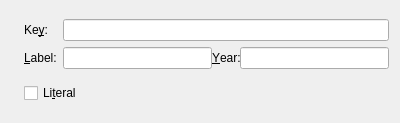
cburschka/lyx, file src/frontends/qt4/ui/BibitemUi.ui: the form before one commit.
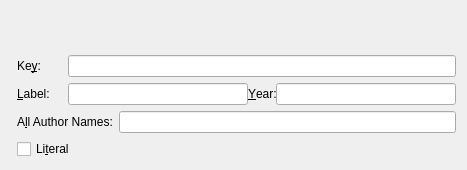
The form after the commit.

Commit message:
Amend 3615a6a75bfe7b
Natbib provides separation of abbreviated and full author list also
beyond BibTeX

Patch:
```diff
--- a/src/frontends/qt4/ui/BibitemUi.ui
+++ b/src/frontends/qt4/ui/BibitemUi.ui
@@ -6,22 +6,22 @@
    <rect>
     <x>0</x>
     <y>0</y>
-    <width>400</width>
-    <height>123</height>
+    <width>467</width>
+    <height>170</height>
    </rect>
   </property>
   <property name="windowTitle">
    <string/>
   </property>
   <layout class="QGridLayout" name="gridLayout_2">
-   <item row="0" column="0">
+   <item row="0" column="0" rowspan="2" colspan="2">
     <widget class="QLabel" name="label">
      <property name="text">
       <string/>
      </property>
     </widget>
    </item>
-   <item row="0" column="1">
+   <item row="1" column="1">
     <layout class="QGridLayout" name="gridLayout">
      <item row="0" column="0">
       <widget class="QLabel" name="keyLA">
@@ -36,7 +36,7 @@
        </property>
       </widget>
      </item>
-     <item row="0" column="1">
+     <item row="0" column="1" colspan="2">
       <widget class="QLineEdit" name="keyED">
        <property name="sizePolicy">
         <sizepolicy hsizetype="Expanding" vsizetype="Fixed">
@@ -62,7 +62,7 @@
        </property>
       </widget>
      </item>
-     <item row="1" column="1">
+     <item row="1" column="1" colspan="2">
       <layout class="QHBoxLayout" name="horizontalLayout">
        <property name="spacing">
         <number>0</number>
@@ -102,9 +102,26 @@
        </item>
       </layout>
      </item>
+     <item row="2" column="0" colspan="2">
+      <widget class="QLabel" name="allAuthorsLA">
+       <property name="text">
+        <string>A&amp;ll Author Names:</string>
+       </property>
+       <property name="buddy">
+        <cstring>allAuthorsED</cstring>
+       </property>
+      </widget>
+     </item>
+     <item row="2" column="2">
+      <widget class="QLineEdit" name="allAuthorsED">
+       <property name="toolTip">
+        <string>If you want to use an abbreviated author list (with 'et al.') as well as a full list for author-year citation, you can put the full list here and the abbreviated list above.</string>
+       </property>
+      </widget>
+     </item>
     </layout>
    </item>
-   <item row="1" column="1">
+   <item row="2" column="1">
     <widget class="QCheckBox" name="literalCB">
      <property name="toolTip">
       <string>Pass content of the `Label' field literally to LaTeX. Check this if you want to enter LaTeX code.</string>
```
The commit also changes 2 other files.
